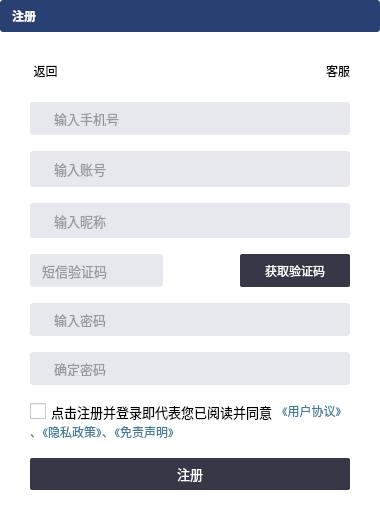
Before: the Qt Designer form registerpage.ui in ZhouMei20220810/TEST, drawn with Qt 5.
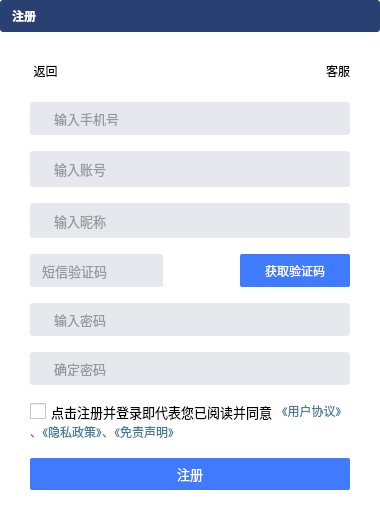
After: the same form once the commit is applied. Icons and pictures are not drawn.

The edit to the form file:
```diff
--- a/registerpage.ui
+++ b/registerpage.ui
@@ -642,9 +642,9 @@
            </property>
            <property name="styleSheet">
             <string notr="true"> QPushButton {
-     border: 0px solid #555764;
+     border: 0px solid #FF407AFF;
      border-radius:2px;
-	 background-color: #FF363847;
+	 background-color: #FF407AFF;
 	 color:#FFFFFFFF;
  }
 QPushButton:hover
@@ -658,10 +658,9 @@
 	 background-color: #FF555764;
 	 color:#FFFFFFFF;
  }
-QPushButton:disabled
-{
- background-color: #FFC1C1C1;
- color:#FFFFFFFF;
+QPushButton:disabled{
+background-color:#FFC1C1C1;
+color:#FFFFFFFF;
 }
 
  QPushButton:flat {
@@ -1004,9 +1003,9 @@
          </property>
          <property name="styleSheet">
           <string notr="true"> QPushButton {
-     border: 0px solid #555764;
+     border: 0px solid #FF407AFF;
      border-radius:2px;
-	 background-color: #FF363847;
+	 background-color: #FF407AFF;
 	 color:#FFFFFFFF;
  }
 QPushButton:hover
@@ -1020,10 +1019,9 @@
 	 background-color: #FF555764;
 	 color:#FFFFFFFF;
  }
-QPushButton:disabled
-{
- background-color: #FFC1C1C1;
- color:#FFFFFFFF;
+QPushButton:disabled{
+background-color:#FFC1C1C1;
+color:#FFFFFFFF;
 }
 
  QPushButton:flat {
```
Left out of the diff: 16 changed lines with no effect on the pictures.
